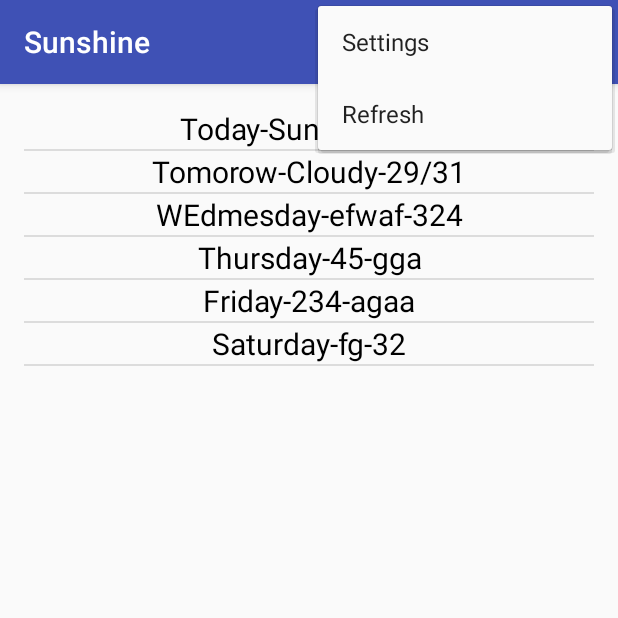
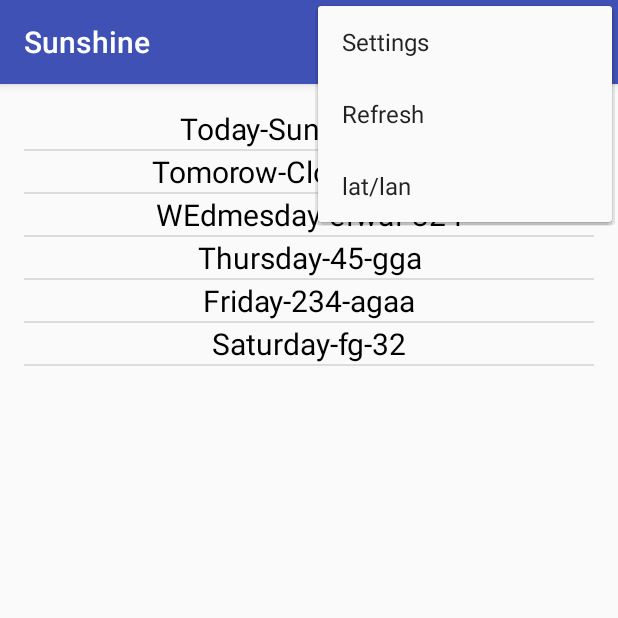
Before and after one commit to simongiesen/Sunshine-Android, an Android app: the screen it shows after launch (MainActivity), with the options menu open, on a phone screen of 412 x 824 dp, the top half of it. Run offline under Robolectric (Android 15) with nearby library versions, the phone set to English and light mode, and no system bars.

```diff
--- a/Sunshine/app/src/main/res/menu/forcastfragment.xml
+++ b/Sunshine/app/src/main/res/menu/forcastfragment.xml
@@ -5,4 +5,9 @@
         android:orderInCategory="100"
         android:title="Refresh"
         app:showAsAction="never" />
+    <item
+        android:id="@+id/latlan"
+        android:orderInCategory="100"
+        android:title="lat/lan"
+        app:showAsAction="never" />
 </menu>
```
Also changed, not shown: Sunshine/app/src/main/java/com/example/chetanya/sunshine/app/MainActivityFragment.java (+22 -6 lines).
